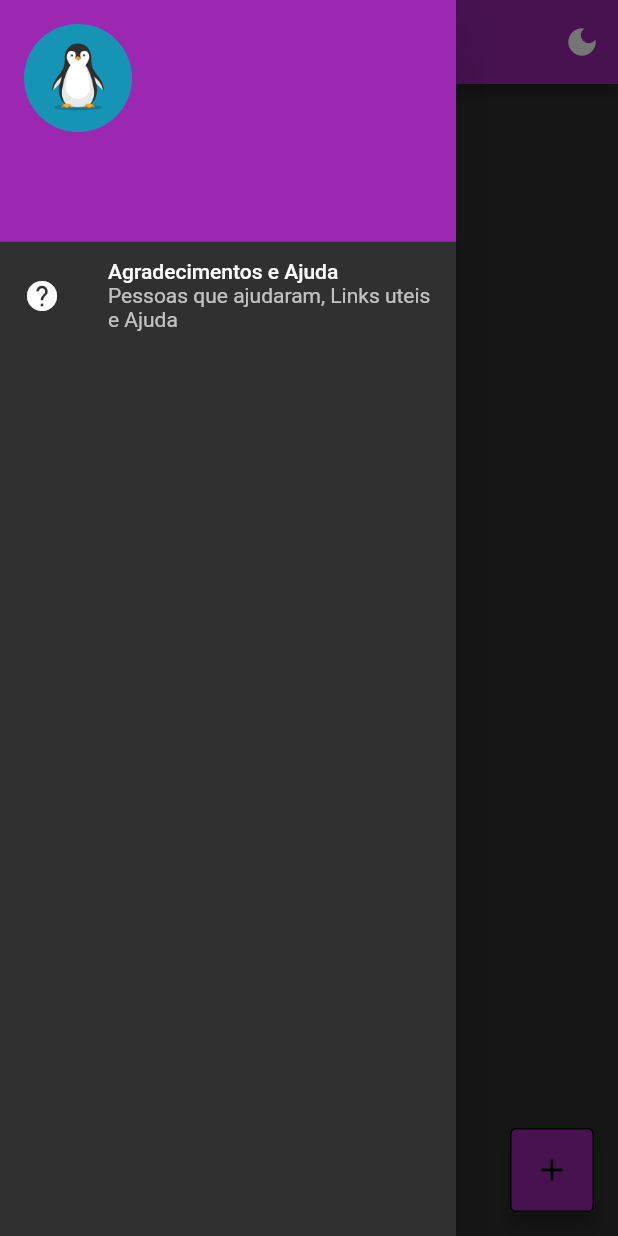
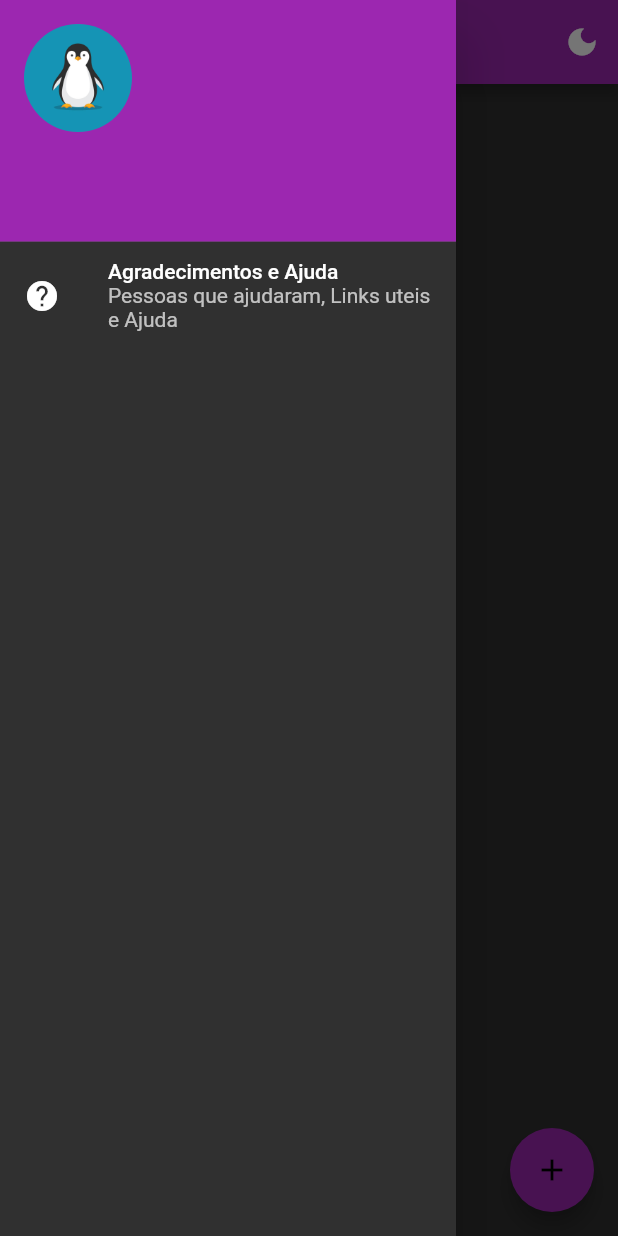
Before and after one commit to MRaphaelpy/Rastreador-de-Encomendas, a Flutter app: the screen it shows after launch, with the side drawer open, on a phone screen of 412 x 824 dp. Run offline on Flutter 3.47's test engine with Material 2 defaults, Android fonts, the phone set to English and light mode, and no system bars; our stand-ins replace google_fonts, sizer, sqflite; missing offline and left inert: validatorless; accounts and stored records are empty.

Commit message:
Style updates

```diff
--- a/lib/main.dart
+++ b/lib/main.dart
@@ -1,9 +1,8 @@
 import 'package:flutter/material.dart';
 import 'package:track/src/themes/theme.dart';
-
 void main() {
   runApp(
-    MaterialApp(
+    const MaterialApp(
       debugShowCheckedModeBanner: false,
       home: ThemesController(),
     ),
--- a/lib/src/pages/inicial_page.dart
+++ b/lib/src/pages/inicial_page.dart
@@ -5,6 +5,8 @@ import '../../dialogalert.dart';
 import 'encomendaspage.dart';
 
 class InicialPage extends StatefulWidget {
+  const InicialPage({Key? key}) : super(key: key);
+
   @override
   _InicialPageState createState() => _InicialPageState();
 }
@@ -38,7 +40,7 @@ class _InicialPageState extends State<InicialPage> {
             },
             child: const Icon(Icons.add),
             backgroundColor: Colors.purple,
-            shape: const OutlineInputBorder(),
+            //  shape: const OutlineInputBorder(),
           ),
         );
       },
@@ -54,6 +56,7 @@ class _InicialPageState extends State<InicialPage> {
           trailing: Wrap(
             children: [
               IconButton(
+                color: Colors.purple[300],
                 onPressed: () {
                   showGeneralDialog(
                       barrierColor: Colors.black.withOpacity(0.5),
@@ -162,6 +165,7 @@ class _InicialPageState extends State<InicialPage> {
                 onPressed: () {
                   _showEncomendas(encomenda: transaction[index]);
                 },
+                color: Colors.purple[300],
                 icon: const Icon(Icons.edit),
               )
             ],
--- a/lib/src/themes/theme.dart
+++ b/lib/src/themes/theme.dart
@@ -4,6 +4,8 @@ import 'package:track/src/pages/help_page.dart';
 import 'package:track/src/pages/inicial_page.dart';
 
 class ThemesController extends StatelessWidget {
+  const ThemesController({Key? key}) : super(key: key);
+
   @override
   Widget build(BuildContext context) {
     return ChangeNotifierProvider<ThemeModel>(
@@ -53,11 +55,11 @@ class ThemesController extends StatelessWidget {
                     onPressed: () {
                       model.toggleMode();
                     },
-                    icon: Icon(Icons.dark_mode),
+                    icon: const Icon(Icons.dark_mode),
                   ),
                 ],
               ),
-              body: InicialPage(),
+              body: const InicialPage(),
             ),
           );
         },
@@ -65,8 +67,6 @@ class ThemesController extends StatelessWidget {
     );
   }
 }
-
-//model.toggleMode();
 class ThemeModel with ChangeNotifier {
   ThemeMode _mode;
   ThemeMode get mode => _mode;
--- a/lib/src/widgets/listveiwer.dart
+++ b/lib/src/widgets/listveiwer.dart
@@ -1,10 +1,11 @@
 import 'package:flutter/material.dart';
 import 'package:sizer/sizer.dart';
 
+// ignore: must_be_immutable
 class ListViwerBuilder extends StatelessWidget {
   Map? encomendasTrack;
 
-  ListViwerBuilder({this.encomendasTrack});
+  ListViwerBuilder({Key? key, this.encomendasTrack}) : super(key: key);
 
   @override
   Widget build(BuildContext context) {
```
Also changed, not shown: lib/src/pages/help_page.dart (+5 -6 lines), images/truckan.gif.
